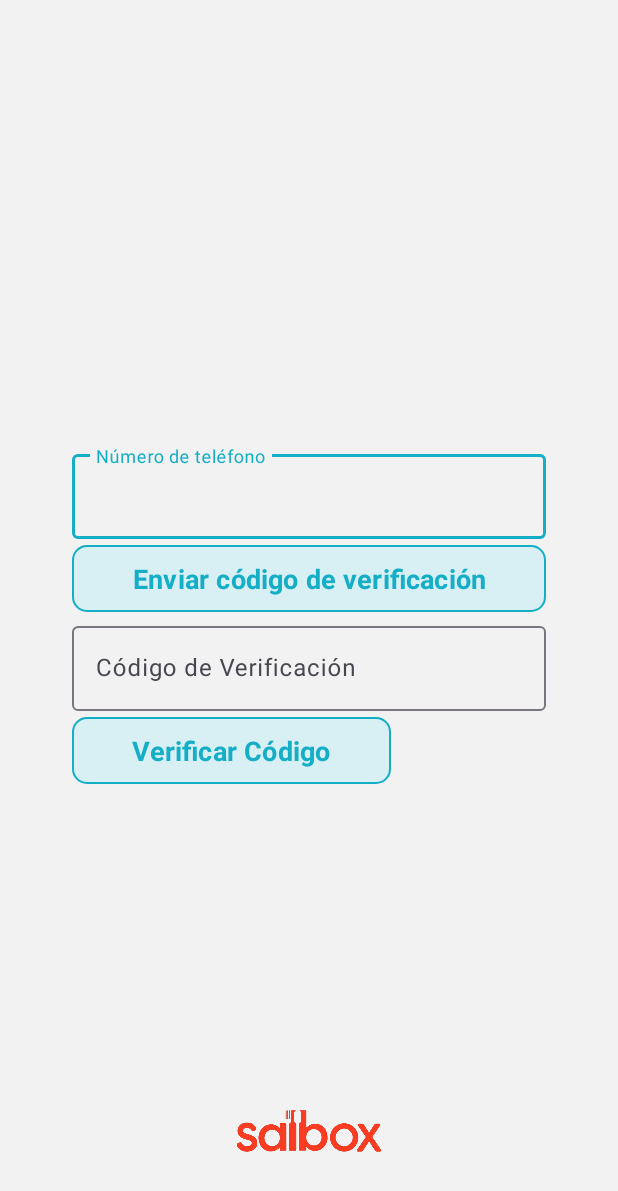
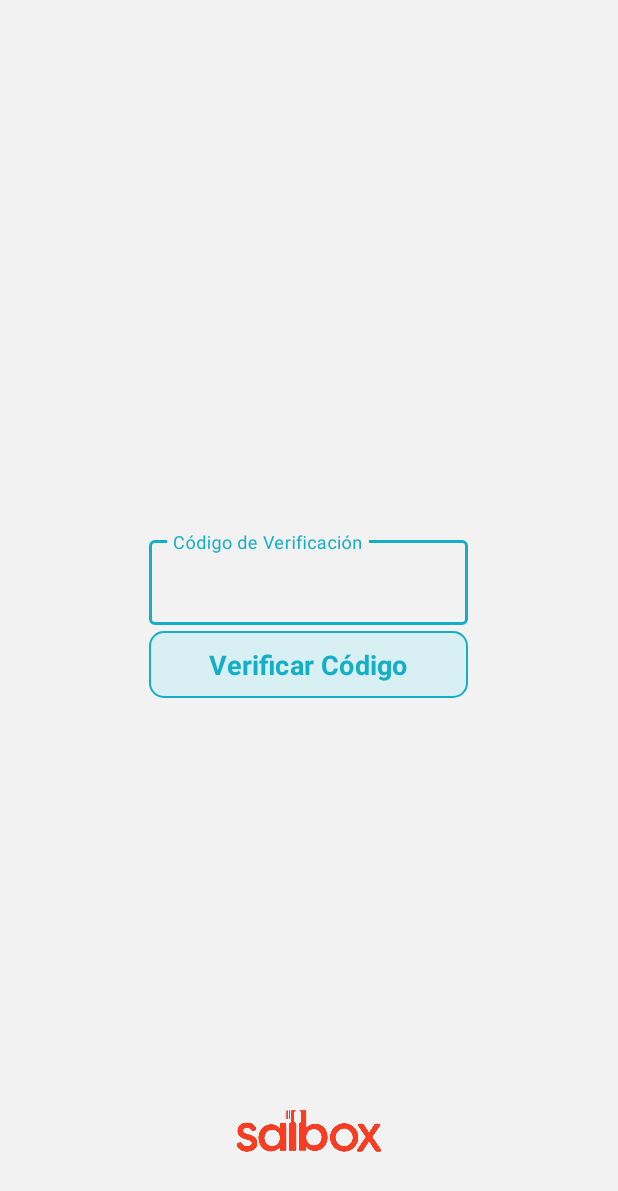
Before and after one commit to SS-DEVSS/Salbox, an Android app: the screen it shows after launch (LoginActivity), after a tap on "Verificar Código", on a phone screen of 412 x 824 dp. Shown: the top 1191 px of the screen. Run offline under Robolectric (Android 15) with nearby library versions, the phone set to English and light mode, and no system bars; our stand-ins replace Firebase (no records; nobody signed in at launch, a user with empty details on screens opened directly).

Commit message:
feat(auth): remove phone number auth

```diff
--- a/driver-app/app/build.gradle.kts
+++ b/driver-app/app/build.gradle.kts
@@ -25,7 +25,10 @@ android {
         properties.load(keyStoreFile.inputStream())
 
         val googleClientId = properties.getProperty("GOOGLE_CLIENT_ID") ?: ""
+        val accessCode = properties.getProperty("ACCESS_CODE")
+
         buildConfigField("String", "GOOGLE_CLIENT_ID", "\"$googleClientId\"")
+        buildConfigField("String", "ACCESS_C0DE", "\"$accessCode\"")
     }
 
     buildTypes {
--- a/driver-app/app/src/main/java/com/salbox/driverapp/ui/view/LoginActivity.kt
+++ b/driver-app/app/src/main/java/com/salbox/driverapp/ui/view/LoginActivity.kt
@@ -2,40 +2,33 @@ package com.salbox.driverapp.ui.view
 
 import android.content.Intent
 import android.os.Bundle
-import android.util.Log
 import android.widget.Button
 import android.widget.Toast
 import androidx.appcompat.app.AppCompatActivity
 import androidx.core.splashscreen.SplashScreen.Companion.installSplashScreen
 import androidx.lifecycle.ViewModelProvider
 import com.google.android.material.textfield.TextInputLayout
-import com.google.firebase.FirebaseException
 import com.google.firebase.auth.FirebaseAuth
-import com.google.firebase.auth.FirebaseAuthInvalidCredentialsException
-import com.google.firebase.auth.PhoneAuthOptions
-import com.google.firebase.auth.PhoneAuthProvider
-import com.google.firebase.auth.PhoneAuthCredential
+import com.salbox.driverapp.BuildConfig
 import com.salbox.driverapp.R
 import com.salbox.driverapp.ui.viewmodel.LoginViewModel
-import java.util.concurrent.TimeUnit
 
 class LoginActivity : AppCompatActivity() {
     private lateinit var loginViewModel: LoginViewModel
     private lateinit var auth: FirebaseAuth
 
-    private lateinit var phoneNumberInput: TextInputLayout
     private lateinit var verifyCodeInput: TextInputLayout
-    private lateinit var sendCodeButton: Button
     private lateinit var verifyButton: Button
 
-    private var verificationId: String? = null
+
+    private var accessCode = BuildConfig.ACCESS_C0DE
 
     override fun onCreate(savedInstanceState: Bundle?) {
         super.onCreate(savedInstanceState)
         installSplashScreen() // Display the splash screen
         setContentView(R.layout.activity_login)
 
-        loginViewModel = ViewModelProvider(this).get(LoginViewModel::class.java)
+        loginViewModel = ViewModelProvider(this)[LoginViewModel::class.java]
 
         // Initialize Firebase Auth
         auth = FirebaseAuth.getInstance()
@@ -44,83 +37,23 @@ class LoginActivity : AppCompatActivity() {
         initializeClickListeners()
     }
 
-    private fun sendVerificationCode() {
-        val phoneNumber = phoneNumberInput.editText?.text.toString().trim()
 
-        if (phoneNumber.isEmpty()) {
-            showToast(R.string.input_phone_number.toString())
-            return
-        }
-
-        val options = PhoneAuthOptions.newBuilder(auth)
-            .setPhoneNumber(phoneNumber) // Phone number to verify
-            .setTimeout(60L, TimeUnit.SECONDS) // Timeout duration
-            .setActivity(this) // Activity for callback
-            .setCallbacks(verificationCallbacks) // OnVerificationStateChangedCallbacks
-            .build()
-
-        PhoneAuthProvider.verifyPhoneNumber(options)
-    }
-
-    private val verificationCallbacks = object : PhoneAuthProvider.OnVerificationStateChangedCallbacks() {
-        override fun onVerificationCompleted(credential: PhoneAuthCredential) {
-            signInWithPhoneAuthCredential(credential)
-        }
-
-        override fun onVerificationFailed(e: FirebaseException) {
-            showToast(getString(R.string.verification_failed))
-
-            if (e is FirebaseAuthInvalidCredentialsException)
-                showToast(getString(R.string.invalid_phone_number))
-        }
-
-        override fun onCodeSent(verificationId: String, token: PhoneAuthProvider.ForceResendingToken) {
-            super.onCodeSent(verificationId, token)
-            this@LoginActivity.verificationId = verificationId
-            showToast(getString(R.string.code_sent))
-        }
-    }
-
-    private fun verifyCode() {
+    private fun signIn() {
         val code = verifyCodeInput.editText?.text.toString().trim()
-        if (verificationId != null && code.isNotEmpty()) {
-            val credential = PhoneAuthProvider.getCredential(verificationId!!, code)
-            signInWithPhoneAuthCredential(credential)
+        if (code.isNotEmpty() && code == accessCode) {
+            startActivity(Intent(this, MainActivity::class.java))
+            finish()
         } else
-            showToast(getString(R.string.input_verification_code))
+            showToast(getString(R.string.invalid_verification_code))
 
     }
-
-    private fun signInWithPhoneAuthCredential(credential: PhoneAuthCredential) {
-        auth.signInWithCredential(credential)
-            .addOnCompleteListener(this) { task ->
-                try {
-                    if (task.isSuccessful) {
-                        startActivity(Intent(this, MainActivity::class.java))
-                        finish()
-                    } else {
-                        if (task.exception is FirebaseAuthInvalidCredentialsException)
-                            showToast(getString(R.string.invalid_verification_code))
-
-                    }
-                } catch (e: Exception) {
-                    showToast(getString(R.string.sigin_error))
-                    startActivity(Intent(this, ErrorActivity::class.java))
-                    finish()
-                }
-            }
-    }
-
     private fun initializeViews() {
-        phoneNumberInput = findViewById(R.id.phoneNumberInput)
         verifyCodeInput = findViewById(R.id.verifyCodeInput)
-        sendCodeButton = findViewById(R.id.sendCodeButton)
         verifyButton = findViewById(R.id.verifyButton)
     }
 
     private fun initializeClickListeners() {
-        sendCodeButton.setOnClickListener { sendVerificationCode() }
-        verifyButton.setOnClickListener { verifyCode() }
+        verifyButton.setOnClickListener { signIn() }
     }
 
     private fun showToast(message: String) {
--- a/driver-app/app/src/main/res/layout/activity_login.xml
+++ b/driver-app/app/src/main/res/layout/activity_login.xml
@@ -15,27 +15,6 @@
         android:layout_height="wrap_content"
         android:orientation="vertical"
         android:layout_centerInParent="true">
-
-        <com.google.android.material.textfield.TextInputLayout
-            android:id="@+id/phoneNumberInput"
-            android:layout_width="match_parent"
-            android:layout_height="wrap_content"
-            android:hint="@string/phone_number">
-
-            <com.google.android.material.textfield.TextInputEditText
-                android:layout_width="match_parent"
-                android:layout_height="wrap_content"
-                />
-
-        </com.google.android.material.textfield.TextInputLayout>
-
-        <Button
-            android:id="@+id/sendCodeButton"
-            style="@style/Widget.App.Button.borderButton.blue"
-            android:layout_width="wrap_content"
-            android:layout_height="wrap_content"
-            android:text="@string/send_verification_code"
-            app:iconTint="@null"/>
 
         <com.google.android.material.textfield.TextInputLayout
             android:id="@+id/verifyCodeInput"
```
